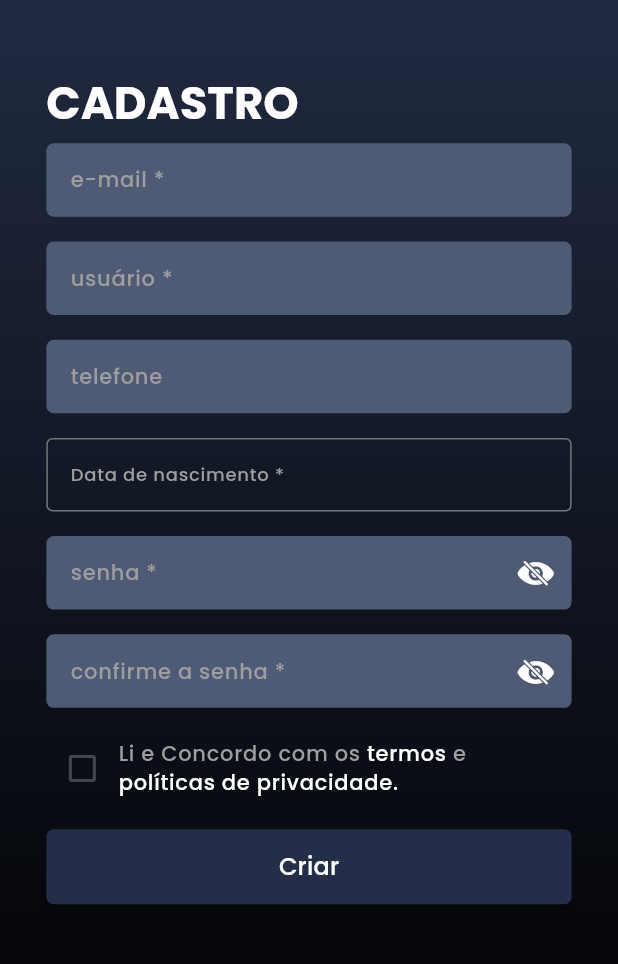
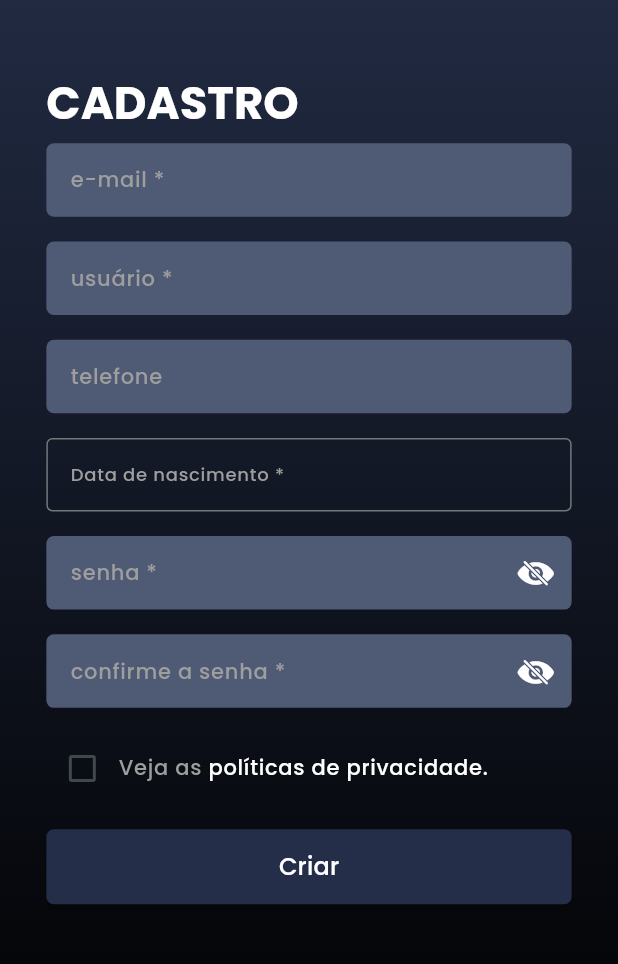
Before and after one commit to HenriqueFrancoA/h, a Flutter app: the RegisterScreen screen opened by its route, on a phone screen of 412 x 824 dp, the part 112-1076 px from its top. Run offline on Flutter 3.47's test engine with Material 3 defaults, Android fonts, the phone set to English and light mode, and no system bars; our stand-ins replace cached_network_image, cloud_firestore, connectivity_plus, firebase_auth, firebase_core, firebase_storage and 7 more; accounts and stored records are empty; generated files the repository leaves out were written again.

Commit message:
retirada dos termos

```diff
--- a/lib/screens/register/register_screen.dart
+++ b/lib/screens/register/register_screen.dart
@@ -212,17 +212,7 @@ class _RegisterScreenState extends State<RegisterScreen> {
                                     ),
                                 children: [
                                   const TextSpan(
-                                    text: "Li e Concordo com os ",
-                                  ),
-                                  TextSpan(
-                                    text: "termos ",
-                                    style:
-                                        Theme.of(context).textTheme.labelMedium,
-                                    recognizer: TapGestureRecognizer()
-                                      ..onTap = _launchTerms,
-                                  ),
-                                  const TextSpan(
-                                    text: "e ",
+                                    text: "Veja as ",
                                   ),
                                   TextSpan(
                                     text: "políticas de privacidade.",
```
